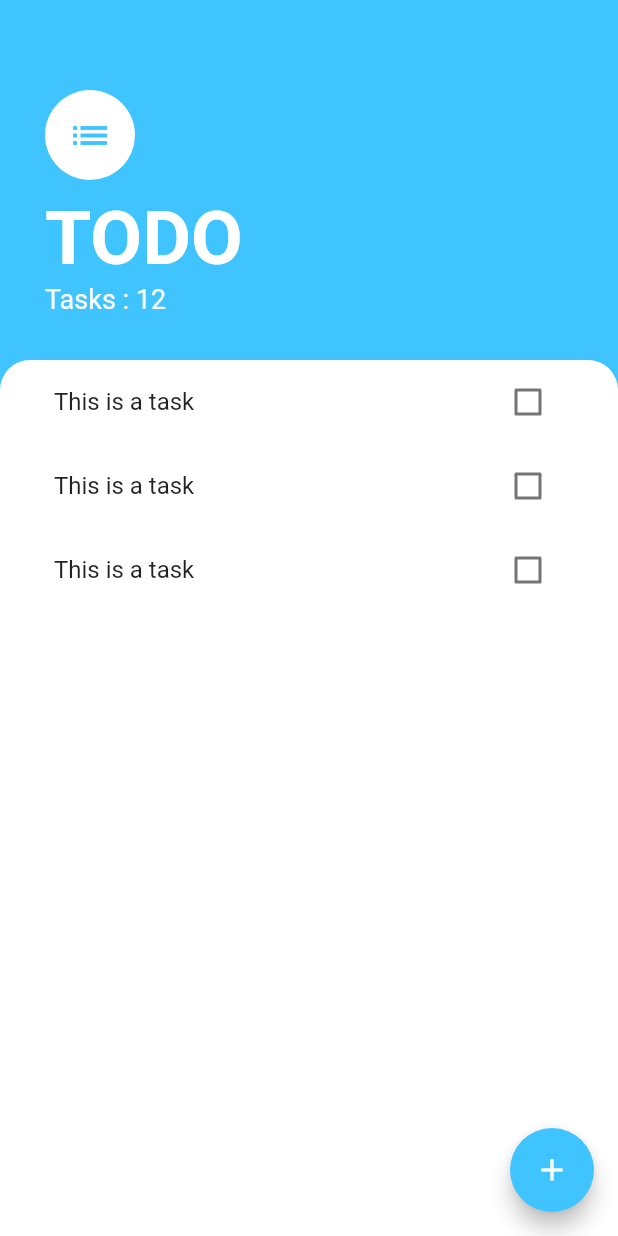
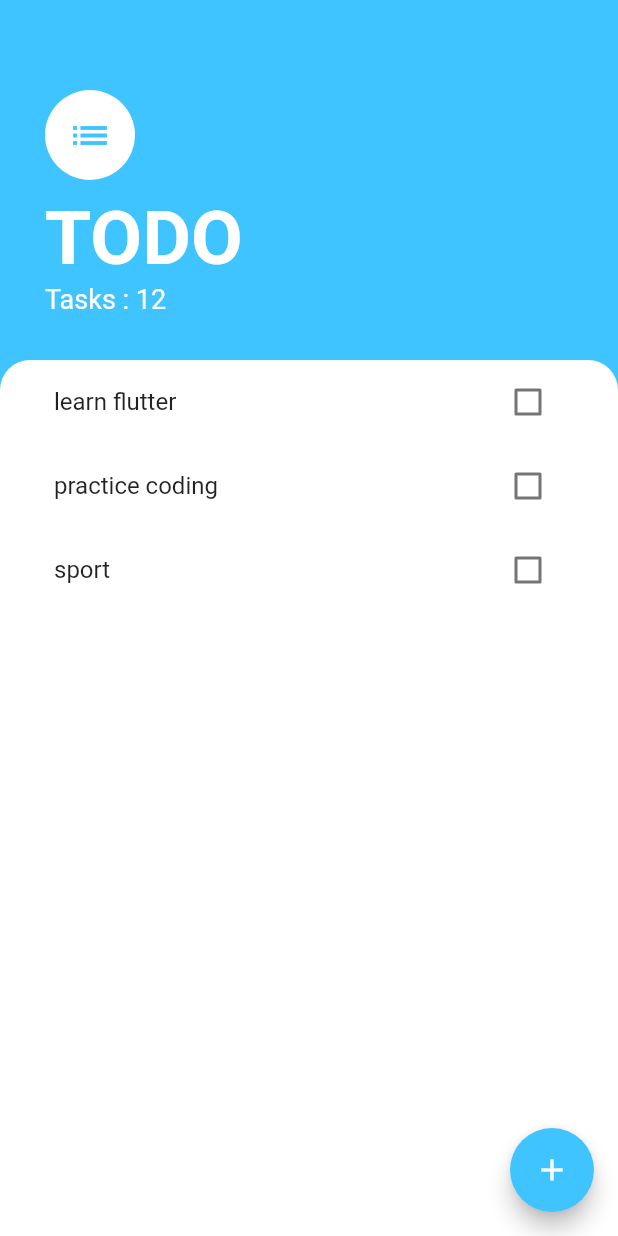
Before and after one commit to errhama/todoList, a Flutter app: the screen it shows after launch, on a phone screen of 412 x 824 dp. Run offline on Flutter 3.47's test engine with Material 2 defaults, Android fonts, the phone set to English and light mode, and no system bars.

Commit message:
feat: ListView builder

```diff
--- /dev/null
+++ b/lib/models/taks.dart
@@ -0,0 +1,11 @@
+import 'package:flutter/cupertino.dart';
+
+class Task {
+  final String name;
+  bool isDone;
+
+  Task({required this.name, this.isDone = false});
+  void toggleDone() {
+    isDone = !isDone;
+  }
+}
--- a/lib/widgets/task_title.dart
+++ b/lib/widgets/task_title.dart
@@ -1,48 +1,27 @@
 import 'package:flutter/material.dart';
 
-class TaskTile extends StatefulWidget {
-  const TaskTile({
-    Key? key,
-  }) : super(key: key);
+class TaskTile extends StatelessWidget {
+  final bool isChecked;
+  final String taskTitle;
+  final void Function(bool?) checkboxCallback;
 
-  @override
-  State<TaskTile> createState() => _TaskTileState();
-}
-
-class _TaskTileState extends State<TaskTile> {
-  bool isChecked = false;
-
-  dynamic checkboxCallback(bool? checkboxState) {
-    setState(() {
-      isChecked = checkboxState!;
-    });
-  }
+  TaskTile(
+      {this.isChecked = false,
+      required this.taskTitle,
+      required this.checkboxCallback});
 
   @override
   Widget build(BuildContext context) {
     return ListTile(
-      title: Text(
-        'This is a task',
-        style: TextStyle(
-            decoration: isChecked ? TextDecoration.lineThrough : null),
-      ),
-      trailing: TaskCheckbox(isChecked, checkboxCallback),
-    );
+        title: Text(
+          taskTitle,
+          style: TextStyle(
+              decoration: isChecked ? TextDecoration.lineThrough : null),
+        ),
+        trailing: Checkbox(
+          value: isChecked,
+          activeColor: Colors.lightBlueAccent,
+          onChanged: checkboxCallback,
+        ));
   }
 }
-
-class TaskCheckbox extends StatelessWidget {
-  final bool checkboxState;
-  final Function(bool?) toggleCheckboxState;
-
-  TaskCheckbox(this.checkboxState, this.toggleCheckboxState);
-
-  @override
-  Widget build(BuildContext context) {
-    return Checkbox(
-      value: checkboxState,
-      activeColor: Colors.lightBlueAccent,
-      onChanged: toggleCheckboxState,
-    );
-  }
-}
--- a/lib/widgets/tasks_list.dart
+++ b/lib/widgets/tasks_list.dart
@@ -1,13 +1,34 @@
 import 'package:flutter/material.dart';
 import 'package:to_do_list/widgets/task_title.dart';
 
-class TasksList extends StatelessWidget {
+import '../models/taks.dart';
+
+class TasksList extends StatefulWidget {
+  @override
+  State<TasksList> createState() => _TasksListState();
+}
+
+class _TasksListState extends State<TasksList> {
+  List<Task> tasks = [
+    Task(name: 'learn flutter'),
+    Task(name: "practice coding"),
+    Task(name: "sport"),
+  ];
+
   @override
   Widget build(BuildContext context) {
-    return ListView(children: [
-      TaskTile(),
-      TaskTile(),
-      TaskTile(),
-    ]);
+    return ListView.builder(
+      itemBuilder: (context, index) {
+        return TaskTile(
+            taskTitle: tasks[index].name,
+            isChecked: tasks[index].isDone,
+            checkboxCallback: (checkboxState) {
+              setState(() {
+                tasks[index].toggleDone();
+              });
+            });
+      },
+      itemCount: tasks.length,
+    );
   }
 }
```
